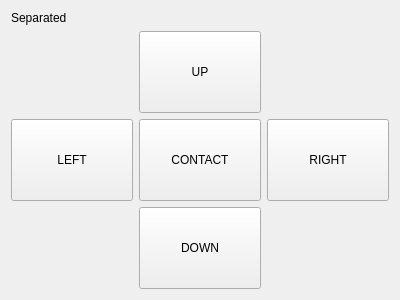
The window that ECS02UI.ui (kkrizka/chister) describes before a commit, drawn with Qt 5.
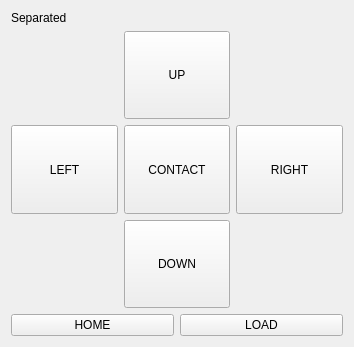
The same window after the commit.

Commit message: Add HOME and LOAD buttons.

Patch:
```diff
--- a/ECS02UI.ui
+++ b/ECS02UI.ui
@@ -6,8 +6,8 @@
    <rect>
     <x>0</x>
     <y>0</y>
-    <width>400</width>
-    <height>300</height>
+    <width>354</width>
+    <height>347</height>
    </rect>
   </property>
   <property name="windowTitle">
@@ -96,6 +96,24 @@
      </item>
     </layout>
    </item>
+   <item>
+    <layout class="QHBoxLayout" name="horizontalLayout">
+     <item>
+      <widget class="QPushButton" name="homeButton">
+       <property name="text">
+        <string>HOME</string>
+       </property>
+      </widget>
+     </item>
+     <item>
+      <widget class="QPushButton" name="loadButton">
+       <property name="text">
+        <string>LOAD</string>
+       </property>
+      </widget>
+     </item>
+    </layout>
+   </item>
   </layout>
  </widget>
  <resources/>
```
The commit also changes 4 other files.
